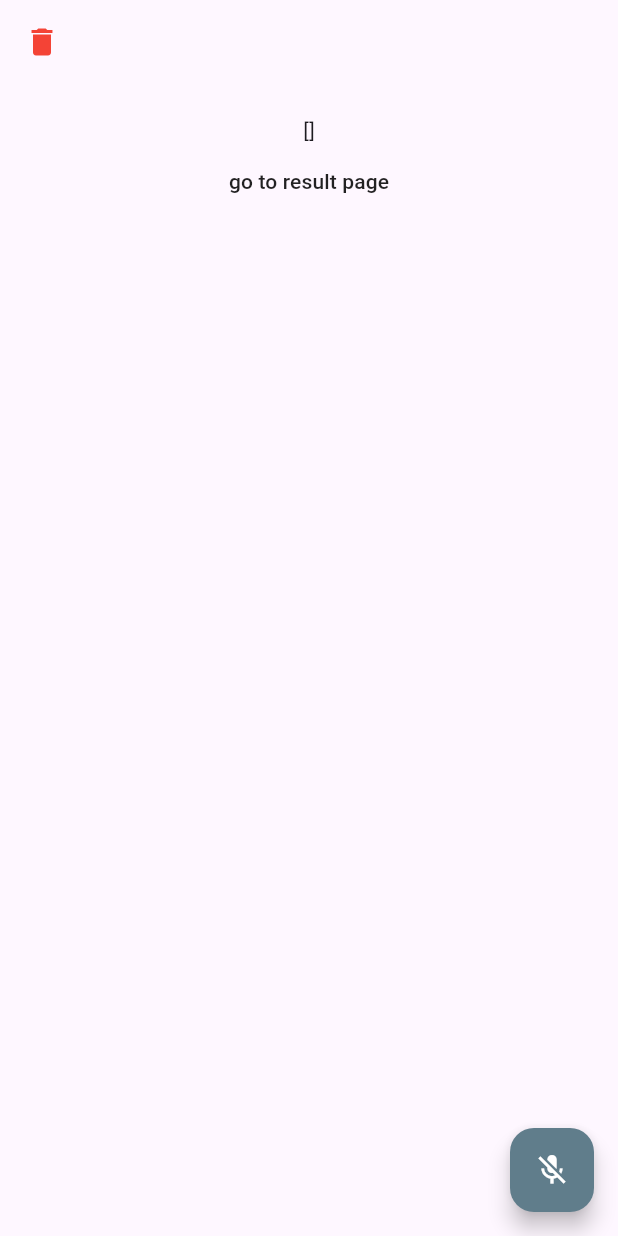
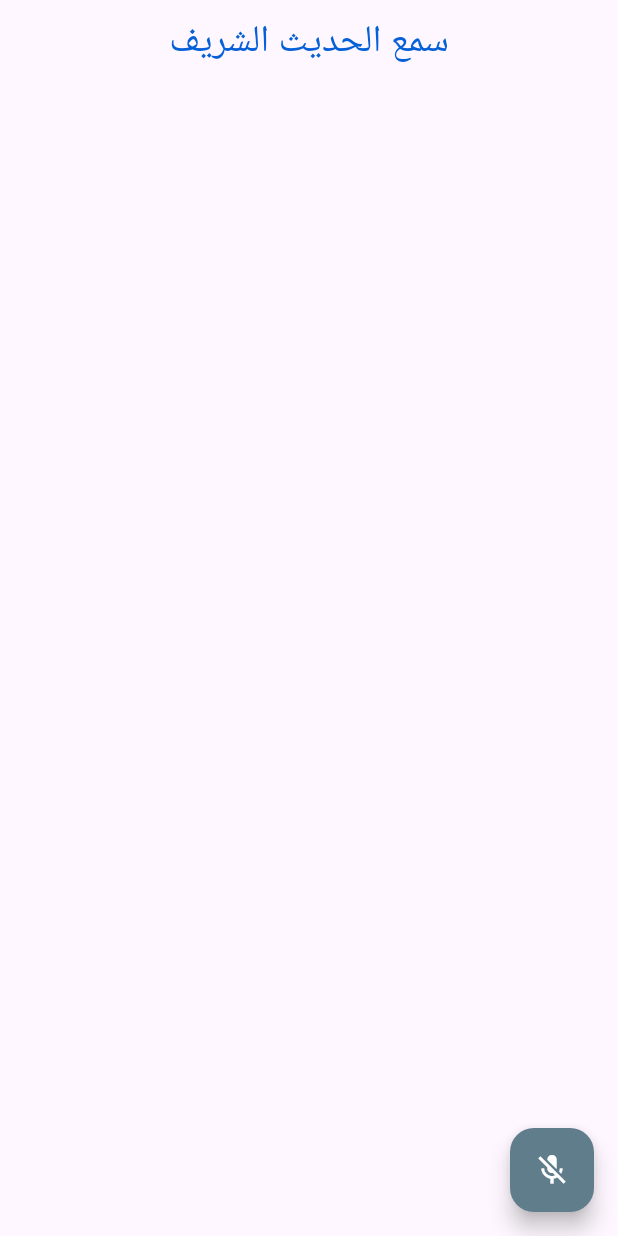
Before and after one commit to NadimoHallak/hadeth, a Flutter app: the screen it shows after launch, after a tap on the "mic off" icon, on a phone screen of 412 x 824 dp. Run offline on Flutter 3.47's test engine with Material 3 defaults, Android fonts, the phone set to English and light mode, and no system bars; our stand-ins replace speech_to_text; missing offline and left inert: excel.

Commit message:
last update

```diff
--- a/lib/main.dart
+++ b/lib/main.dart
@@ -1,9 +1,6 @@
-import 'dart:io';
-
 import 'package:excel/excel.dart';
 import 'package:flutter/material.dart';
 import 'package:flutter/services.dart';
-import 'package:path_provider/path_provider.dart';
 import 'package:speech_to_text/speech_recognition_result.dart';
 import 'package:speech_to_text/speech_to_text.dart';
 import 'package:testttttttttttt/result_page.dart';
@@ -64,16 +61,12 @@ class _MyHomePageState extends State<MyHomePage> {
 
   void _startListening() async {
     await speechToText.listen(
-      // listenFor: const Duration(seconds: 20),
       onResult: _onSpeechResult,
     );
-    setState(() {
-      // _confidenceLevel = 0;
-    });
+    setState(() {});
   }
 
   void _onSpeechResult(SpeechRecognitionResult result) {
-    print("not");
     setState(() {
       speeshResult = result.recognizedWords;
     });
@@ -86,13 +79,12 @@ class _MyHomePageState extends State<MyHomePage> {
   void getDataFromExcel() async {
     var filePath = 'assets/files/name.xlsx';
     final bytesData = await rootBundle.load(filePath);
-    final bytes = bytesData.buffer
-        .asUint8List(bytesData.offsetInBytes, bytesData.lengthInBytes);
+    final bytes = bytesData.buffer.asUint8List(
+      bytesData.offsetInBytes,
+      bytesData.lengthInBytes,
+    );
     var excel = Excel.decodeBytes(bytes);
     for (var table in excel.tables.keys) {
-      print(excel.tables[table]!.maxColumns);
-      print(excel.tables[table]!.maxRows);
-
       for (var row in excel.tables[table]!.rows) {
         for (var cell in row) {
           if (cell!.value is TextCellValue) {
@@ -117,8 +109,6 @@ class _MyHomePageState extends State<MyHomePage> {
               _onSpeechStop();
             } else {
               _startListening();
-              // await Future.delayed(Duration(seconds: 3));
-              // _onSpeechStop();
             }
           },
           child: Icon(
@@ -126,21 +116,28 @@ class _MyHomePageState extends State<MyHomePage> {
             color: Colors.white,
           )),
       appBar: AppBar(
-        leading: IconButton(
-            onPressed: () {
-              wordSpoken.clear();
-              setState(() {});
-            },
-            icon: Icon(
-              Icons.delete,
-              color: Colors.red,
-            )),
+        title: const Text(
+          "سمع الحديث الشريف",
+          style:
+              TextStyle(color: Color.fromARGB(255, 5, 96, 216), fontSize: 25),
+        ),
+        centerTitle: true,
       ),
       body: Center(
         child: Column(
           children: [
-            Text(speeshResult.toString()),
-            Text(wordSpoken.toString()),
+            const SizedBox(
+              height: 60,
+            ),
+            Container(
+              padding: const EdgeInsets.symmetric(horizontal: 25),
+              child: Text(
+                speeshResult.toString(),
+                style: const TextStyle(fontSize: 17),
+                textDirection: TextDirection.rtl,
+              ),
+            ),
+            if (speeshResult.trim().isNotEmpty)
               MaterialButton(
                 onPressed: () {
                   setState(() {
@@ -154,7 +151,13 @@ class _MyHomePageState extends State<MyHomePage> {
                     ),
                   );
                 },
-              child: Text("go to result page"),
+                child: const Text(
+                  "إذهب إلى صفحة النتائج",
+                  style: TextStyle(
+                    color: Color.fromARGB(255, 184, 5, 5),
+                    fontSize: 15,
+                  ),
+                ),
               )
           ],
         ),
--- a/lib/result_page.dart
+++ b/lib/result_page.dart
@@ -49,7 +49,7 @@ class _ResultPageState extends State<ResultPage> {
                                 : trueCount != widget.data[0].length
                                     ? (widget.data[0].length - trueCount)
                                         .toString()
-                                    : errorCount.toString() ,
+                                    : errorCount.toString(),
                             style: const TextStyle(
                                 color: Colors.white, fontSize: 25),
                           ),
@@ -71,7 +71,7 @@ class _ResultPageState extends State<ResultPage> {
               ),
               Container(
                 padding: const EdgeInsets.symmetric(horizontal: 20),
-                child: Row(
+                child: Wrap(
                   // textBaseline: ,
                   textDirection: TextDirection.rtl,
                   children: textColor,
@@ -173,6 +173,5 @@ class _ResultPageState extends State<ResultPage> {
         }
       }
     }
-    // correctedText = textColor.reversed.toList();
   }
 }
```
Also changed, not shown: 1 other file. Lines whose indentation alone changed are shown as unchanged.
